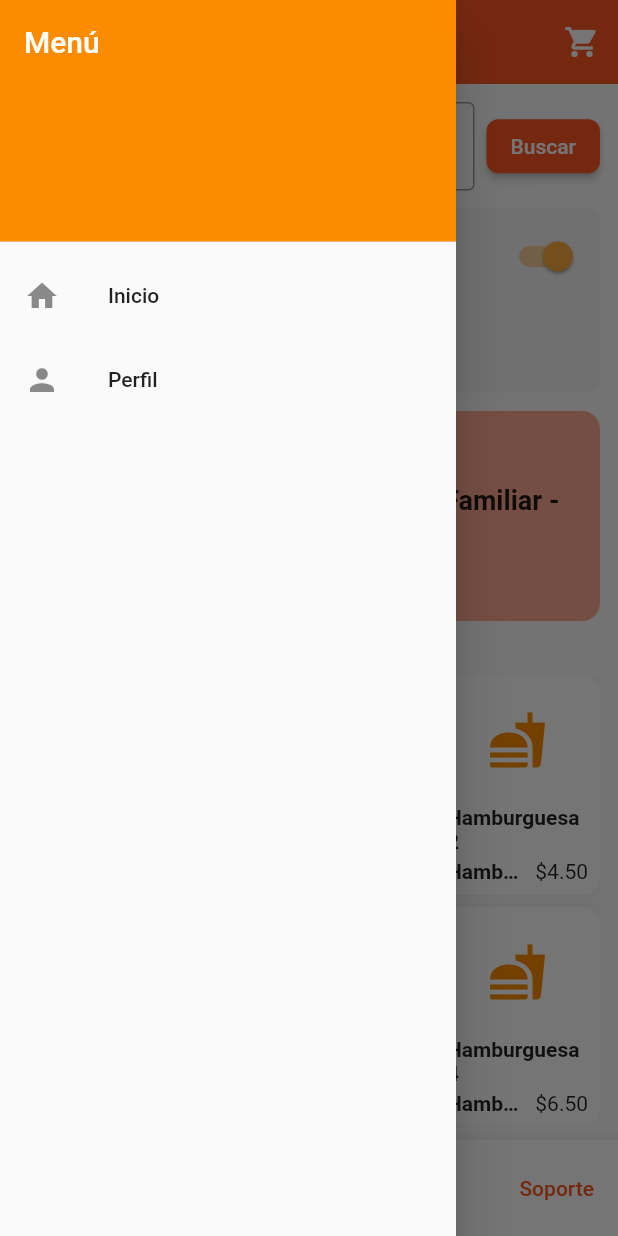
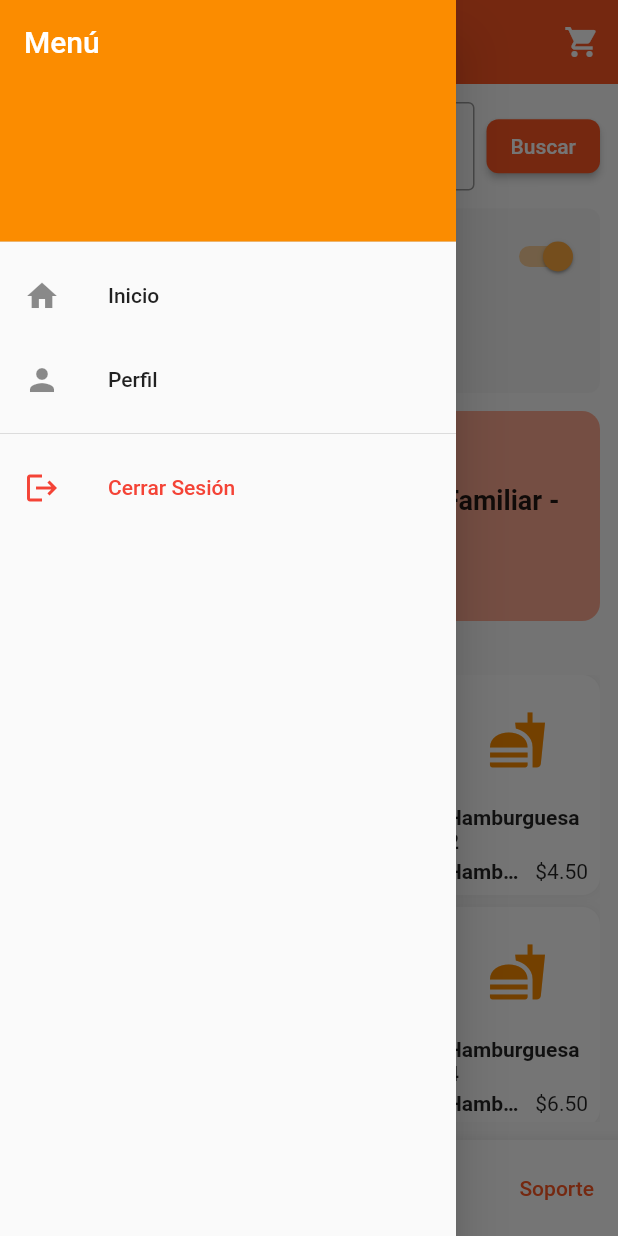
Before and after one commit to JhonnFer/DeberN8_withLogin, a Flutter app: the screen it shows once a user with an empty profile is signed in, with the side drawer open, on a phone screen of 412 x 824 dp. Run offline on Flutter 3.47's test engine with Material 3 defaults, Android fonts, the phone set to English and light mode, and no system bars; our stand-ins replace flutter_dotenv, flutter_riverpod, go_router, supabase_flutter; accounts and stored records are empty.

Commit message:
cambio final listo

```diff
--- a/lib/funciones/auth/pantallas/forgot_password_screen.dart
+++ b/lib/funciones/auth/pantallas/forgot_password_screen.dart
@@ -1,5 +1,6 @@
 import 'package:flutter/material.dart';
 import 'package:flutter_riverpod/flutter_riverpod.dart';
+import 'package:go_router/go_router.dart';
 import '../../../providers/auth_provider.dart';
 
 class ForgotPasswordScreen extends ConsumerStatefulWidget {
@@ -41,7 +42,7 @@ class _ForgotPasswordScreenState extends ConsumerState<ForgotPasswordScreen> {
         title: const Text('Recuperar Contraseña'),
         leading: IconButton(
           icon: const Icon(Icons.arrow_back),
-          onPressed: () => Navigator.pop(context),
+          onPressed: () => context.pop(),
         ),
       ),
       body: SingleChildScrollView(
@@ -74,7 +75,7 @@ class _ForgotPasswordScreenState extends ConsumerState<ForgotPasswordScreen> {
                       width: double.infinity,
                       height: 50,
                       child: ElevatedButton(
-                        onPressed: () => Navigator.pop(context),
+                        onPressed: () => context.pop(),
                         child: const Text('Volver al Login'),
                       ),
                     ),
--- a/lib/funciones/auth/pantallas/login_screen.dart
+++ b/lib/funciones/auth/pantallas/login_screen.dart
@@ -1,5 +1,6 @@
 import 'package:flutter/material.dart';
 import 'package:flutter_riverpod/flutter_riverpod.dart';
+import 'package:go_router/go_router.dart';
 import '../../../providers/auth_provider.dart';
 
 class LoginScreen extends ConsumerStatefulWidget {
@@ -103,8 +104,7 @@ class _LoginScreenState extends ConsumerState<LoginScreen> {
               Align(
                 alignment: Alignment.centerRight,
                 child: TextButton(
-                  onPressed: () =>
-                      Navigator.pushNamed(context, '/forgot-password'),
+                  onPressed: () => context.pushNamed('forgot-password'),
                   child: const Text('¿Olvidaste tu contraseña?'),
                 ),
               ),
@@ -143,7 +143,7 @@ class _LoginScreenState extends ConsumerState<LoginScreen> {
                 children: [
                   const Text('¿No tienes cuenta? '),
                   TextButton(
-                    onPressed: () => Navigator.pushNamed(context, '/signup'),
+                    onPressed: () => context.pushNamed('signup'),
                     child: const Text('Regístrate',
                         style: TextStyle(fontWeight: FontWeight.bold)),
                   ),
--- a/lib/funciones/auth/pantallas/signup_screen.dart
+++ b/lib/funciones/auth/pantallas/signup_screen.dart
@@ -1,5 +1,6 @@
 import 'package:flutter/material.dart';
 import 'package:flutter_riverpod/flutter_riverpod.dart';
+import 'package:go_router/go_router.dart';
 import '../../../providers/auth_provider.dart';
 
 class SignupScreen extends ConsumerStatefulWidget {
@@ -38,7 +39,7 @@ class _SignupScreenState extends ConsumerState<SignupScreen> {
           const SnackBar(
               content: Text('Cuenta creada exitosamente. Inicia sesión.')),
         );
-        Navigator.pushReplacementNamed(context, '/login');
+        context.goNamed('login');
       }
     }
   }
@@ -52,7 +53,7 @@ class _SignupScreenState extends ConsumerState<SignupScreen> {
         title: const Text('Crear Cuenta'),
         leading: IconButton(
           icon: const Icon(Icons.arrow_back),
-          onPressed: () => Navigator.pop(context),
+          onPressed: () => context.pop(),
         ),
       ),
       body: SingleChildScrollView(
--- a/lib/funciones/pedidos/pantallas/home_screen.dart
+++ b/lib/funciones/pedidos/pantallas/home_screen.dart
@@ -1,16 +1,19 @@
 import 'package:flutter/material.dart';
+import 'package:flutter_riverpod/flutter_riverpod.dart';
+import 'package:go_router/go_router.dart';
+import '../../../providers/auth_provider.dart';
 import '../models/food_item.dart';
 import '../widgets/food_card.dart';
 import '../widgets/order_summary.dart';
 
-class HomeScreen extends StatefulWidget {
+class HomeScreen extends ConsumerStatefulWidget {
   const HomeScreen({super.key});
 
   @override
-  State<HomeScreen> createState() => _HomeScreenState();
+  ConsumerState<HomeScreen> createState() => _HomeScreenState();
 }
 
-class _HomeScreenState extends State<HomeScreen> {
+class _HomeScreenState extends ConsumerState<HomeScreen> {
   bool entregaDomicilio = true;
   bool sinPicante = false;
   int tipoEnvio = 0; // 0 normal, 1 express
@@ -23,34 +26,62 @@ class _HomeScreenState extends State<HomeScreen> {
 
   @override
   Widget build(BuildContext context) {
-    return Scaffold( // 1° widget = Scaffold sirve para la estructura base de una pantalla en Flutter
+    return Scaffold(
+      // 1° widget = Scaffold sirve para la estructura base de una pantalla en Flutter
       appBar: AppBar(
-        title: const Text('App Pedidos'),//2° widget= AppBar sirve para Muestra el título y acciones (íconos, menús).
+        title: const Text(
+            'App Pedidos'), //2° widget= AppBar sirve para Muestra el título y acciones (íconos, menús).
         actions: [
-          IconButton(icon: const Icon(Icons.shopping_cart), onPressed: _openSummary),
+          IconButton(
+              icon: const Icon(Icons.shopping_cart), onPressed: _openSummary),
         ],
       ),
       drawer: Drawer(
-        child: ListView( //3° widget= Drawer sirve para Menú lateral que se despliega desde la izquierda
+        child: ListView(
+          //3° widget= Drawer sirve para Menú lateral que se despliega desde la izquierda
           padding: EdgeInsets.zero,
           children: [
             DrawerHeader(
               decoration: BoxDecoration(color: Theme.of(context).primaryColor),
-              child: const Text('Menú', style: TextStyle(color: Colors.white, fontSize: 20)),
+              child: const Text('Menú',
+                  style: TextStyle(color: Colors.white, fontSize: 20)),
             ),
-            ListTile(leading: const Icon(Icons.home), title: const Text('Inicio'), onTap: () => Navigator.pop(context)),
-            ListTile(leading: const Icon(Icons.person), title: const Text('Perfil'), onTap: () {}),
+            ListTile(
+                leading: const Icon(Icons.home),
+                title: const Text('Inicio'),
+                onTap: () => Navigator.pop(context)),
+            ListTile(
+                leading: const Icon(Icons.person),
+                title: const Text('Perfil'),
+                onTap: () {}),
+            const Divider(),
+            ListTile(
+              leading: const Icon(Icons.logout, color: Colors.red),
+              title: const Text('Cerrar Sesión',
+                  style: TextStyle(color: Colors.red)),
+              onTap: () async {
+                Navigator.pop(context);
+                final loginNotifier =
+                    ref.read(loginStateNotifierProvider.notifier);
+                await loginNotifier.logout();
+                if (mounted) {
+                  context.goNamed('login');
+                }
+              },
+            ),
           ],
         ),
       ),
       body: SafeArea(
         child: Padding(
           padding: const EdgeInsets.all(12.0),
-          child: Column(  // 4° widget= Column Organiza widgets verticalmente de arriba hacia abajo.
+          child: Column(
+            // 4° widget= Column Organiza widgets verticalmente de arriba hacia abajo.
             crossAxisAlignment: CrossAxisAlignment.start,
             children: [
               // Row + TextField
-              Row(  //organiza de forma horizontal lo contrario a column
+              Row(
+                //organiza de forma horizontal lo contrario a column
                 children: [
                   Expanded(
                     child: TextField(
@@ -69,16 +100,22 @@ class _HomeScreenState extends State<HomeScreen> {
               const SizedBox(height: 12),
 
               // Switch, Checkbox, Radio
-              Container(  // 7°Widget contenedor con estilo. Es el “div” de Flutter.
+              Container(
+                // 7°Widget contenedor con estilo. Es el “div” de Flutter.
                 padding: const EdgeInsets.all(8),
-                decoration: BoxDecoration(borderRadius: BorderRadius.circular(8), color: Colors.grey.shade100),
+                decoration: BoxDecoration(
+                    borderRadius: BorderRadius.circular(8),
+                    color: Colors.grey.shade100),
                 child: Column(
                   children: [
                     Row(
                       children: [
                         const Text('Entrega a domicilio'),
                         const Spacer(),
-                        Switch(value: entregaDomicilio, onChanged: (v) => setState(() => entregaDomicilio = v)),
+                        Switch(
+                            value: entregaDomicilio,
+                            onChanged: (v) =>
+                                setState(() => entregaDomicilio = v)),
                       ],
                     ),
                     Row(
@@ -119,26 +156,30 @@ Row(
                         borderRadius: BorderRadius.circular(12),
                       ),
                     ),
-                    Align( // 8° Posiciona un widget dentro de su contenedor (izquierda, derecha, centro, etc).
+                    Align(
+                      // 8° Posiciona un widget dentro de su contenedor (izquierda, derecha, centro, etc).
                       alignment: Alignment.centerLeft,
                       child: Padding(
                         padding: const EdgeInsets.all(12.0),
                         child: Row(
                           children: [
-                            Container( // 6° Expanded un widget ocupe todo el espacio disponible en un eje dentro de Row/Column.
+                            Container(
+                              // 6° Expanded un widget ocupe todo el espacio disponible en un eje dentro de Row/Column.
                               width: 100,
                               height: 100,
                               decoration: BoxDecoration(
                                 color: Colors.white,
                                 borderRadius: BorderRadius.circular(8),
                               ),
-                              child: const Icon(Icons.fastfood, size: 48, color: Colors.grey),
+                              child: const Icon(Icons.fastfood,
+                                  size: 48, color: Colors.grey),
                             ),
                             const SizedBox(width: 12),
                             const Expanded(
                               child: Text(
                                 'Promoción: Combo Familiar - 20% OFF',
-                                style: TextStyle(fontSize: 18, fontWeight: FontWeight.bold),
+                                style: TextStyle(
+                                    fontSize: 18, fontWeight: FontWeight.bold),
                               ),
                             ),
                           ],
@@ -160,14 +201,21 @@ Row(
                       child: Column(
                         crossAxisAlignment: CrossAxisAlignment.start,
                         children: [
-      const Text('Categorías', style: TextStyle(fontWeight: FontWeight.bold)),
+                          const Text('Categorías',
+                              style: TextStyle(fontWeight: FontWeight.bold)),
                           const SizedBox(height: 8),
                           Expanded(
                             child: ListView(
                               children: const [
-            ListTile(leading: Icon(Icons.local_pizza), title: Text('Pizzas')),
-            ListTile(leading: Icon(Icons.ramen_dining), title: Text('Postres')),
-            ListTile(leading: Icon(Icons.local_cafe), title: Text('Bebidas')),
+                                ListTile(
+                                    leading: Icon(Icons.local_pizza),
+                                    title: Text('Pizzas')),
+                                ListTile(
+                                    leading: Icon(Icons.ramen_dining),
+                                    title: Text('Postres')),
+                                ListTile(
+                                    leading: Icon(Icons.local_cafe),
+                                    title: Text('Bebidas')),
                               ],
                             ),
                           ),
@@ -175,20 +223,22 @@ Row(
                       ),
                     ),
 
-
                     const SizedBox(width: 20),
 
                     // Menú - GridView
-                    Flexible(  // 6° Similar a Expanded, pero permite que el widget no esté obligado a ocupar todo el espacio; es más flexible.
+                    Flexible(
+                      // 6° Similar a Expanded, pero permite que el widget no esté obligado a ocupar todo el espacio; es más flexible.
                       flex: 2,
                       child: Column(
                         crossAxisAlignment: CrossAxisAlignment.start,
                         children: [
-                          const Text('Menú', style: TextStyle(fontWeight: FontWeight.bold)),
+                          const Text('Menú',
+                              style: TextStyle(fontWeight: FontWeight.bold)),
                           const SizedBox(height: 8),
                           Expanded(
                             child: GridView.builder(
-                              gridDelegate: const SliverGridDelegateWithFixedCrossAxisCount(
+                              gridDelegate:
+                                  const SliverGridDelegateWithFixedCrossAxisCount(
                                 crossAxisCount: 2,
                                 childAspectRatio: 0.75,
                                 crossAxisSpacing: 8,
@@ -197,7 +247,10 @@ Row(
                               itemCount: menu.length,
                               itemBuilder: (context, index) {
                                 final item = menu[index];
-                                if (busqueda.isNotEmpty && !item.nombre.toLowerCase().contains(busqueda.toLowerCase())) {
+                                if (busqueda.isNotEmpty &&
+                                    !item.nombre
+                                        .toLowerCase()
+                                        .contains(busqueda.toLowerCase())) {
                                   return const SizedBox.shrink();
                                 }
                                 return FoodCard(
@@ -206,7 +259,10 @@ Row(
                                   onTap: () => Navigator.pushNamed(
                                     context,
                                     '/details',
-                                    arguments: {'nombre': item.nombre, 'precio': item.precio},
+                                    arguments: {
+                                      'nombre': item.nombre,
+                                      'precio': item.precio
+                                    },
                                   ),
                                 );
                               },
@@ -227,7 +283,10 @@ Row(
           padding: const EdgeInsets.all(8.0),
           child: Row(
             children: [
-              ElevatedButton.icon(onPressed: _openSummary, icon: const Icon(Icons.receipt_long), label: const Text('Resumen pedido')),
+              ElevatedButton.icon(
+                  onPressed: _openSummary,
+                  icon: const Icon(Icons.receipt_long),
+                  label: const Text('Resumen pedido')),
               const SizedBox(width: 12),
               OutlinedButton(onPressed: () {}, child: const Text('Limpiar')),
               const Spacer(),
@@ -240,6 +299,7 @@ Row(
   }
 
   void _openSummary() {
-    showModalBottomSheet(context: context, builder: (_) => const OrderSummary());
+    showModalBottomSheet(
+        context: context, builder: (_) => const OrderSummary());
   }
 }
--- a/lib/funciones/pedidos/pantallas/orders_screen.dart
+++ b/lib/funciones/pedidos/pantallas/orders_screen.dart
@@ -1,8 +1,8 @@
 import 'package:flutter/material.dart';
 import 'package:flutter_riverpod/flutter_riverpod.dart';
 import '../models/order_model.dart';
-import '../../providers/auth_provider.dart';
-import '../../services/supabase_service.dart';
+import '../../../providers/auth_provider.dart';
+import '../../../services/supabase_service.dart';
 
 class OrdersScreen extends ConsumerStatefulWidget {
   const OrdersScreen({super.key});
```
Also changed, not shown: lib/providers/auth_provider.dart (+44 -38 lines), lib/providers/order_provider.dart (+10 -7 lines), pubspec.yaml (+7 -7 lines), pubspec.lock, 4 other files. Lines whose indentation alone changed are shown as unchanged.
